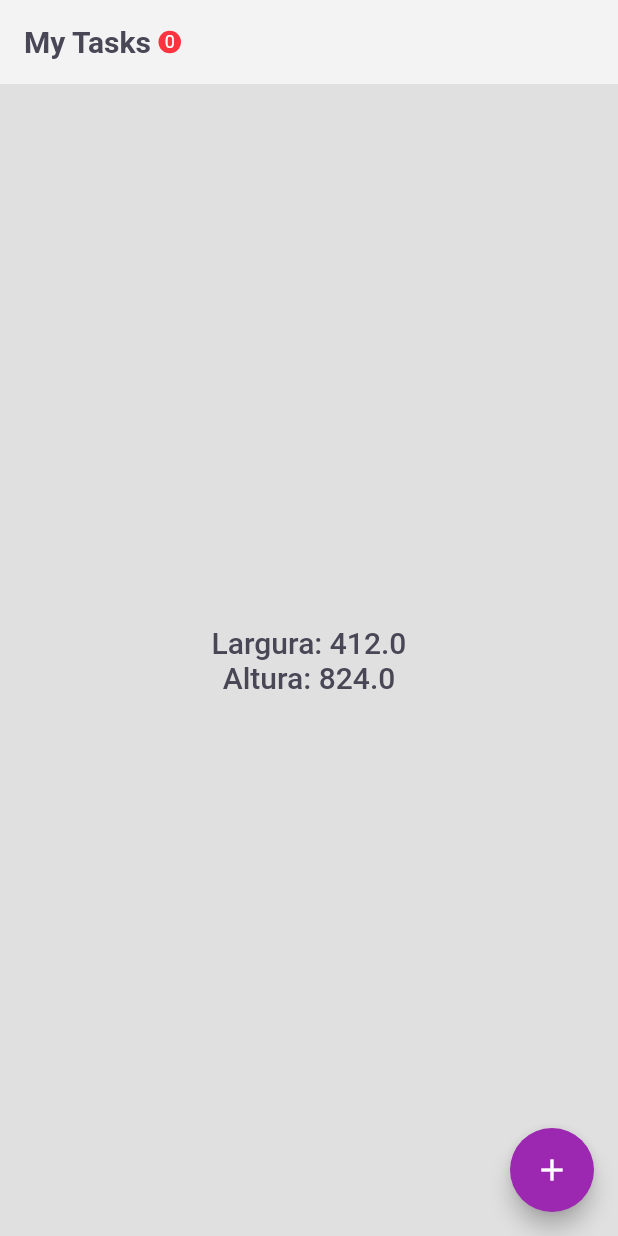
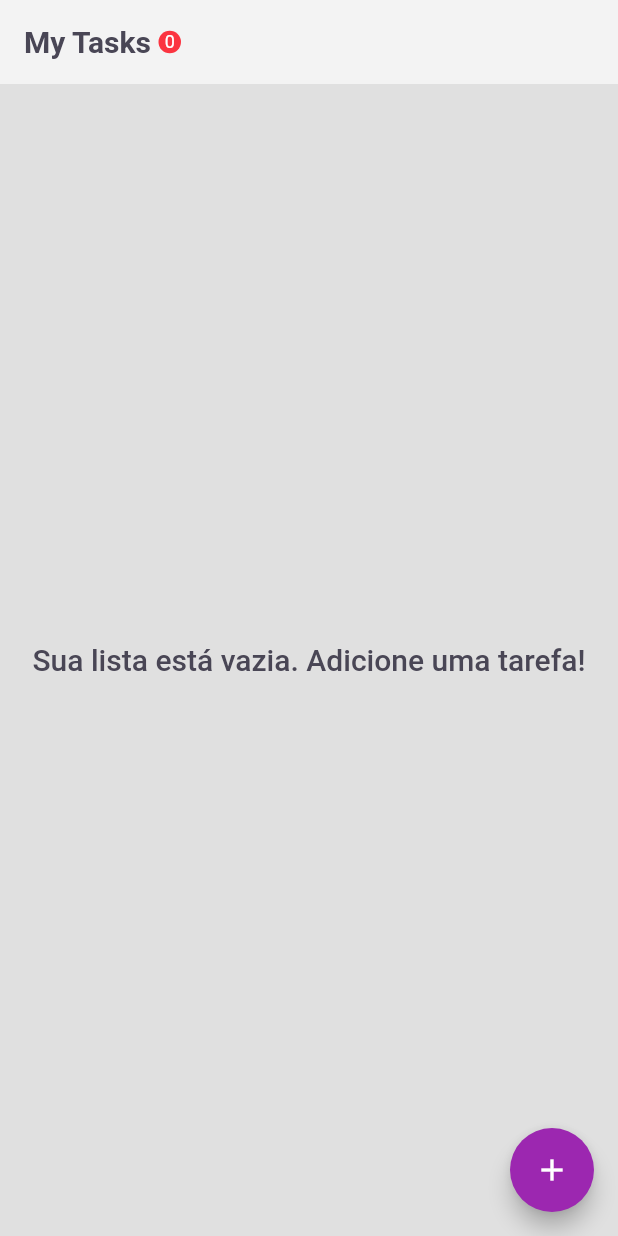
Before and after one commit to Alexsandro-97/ToDoApp, a Flutter app: the screen it shows after launch, on a phone screen of 412 x 824 dp. Run offline on Flutter 3.47's test engine with Material 2 defaults, Android fonts, the phone set to English and light mode, and no system bars; our stand-ins replace flutter_bloc.

Commit message:
content update

```diff
--- a/lib/app/view/widgets/content_widget.dart
+++ b/lib/app/view/widgets/content_widget.dart
@@ -14,12 +14,12 @@ class ContentWidget extends StatelessWidget {
         final cubit = context.read<TaskBloc>();
         return Visibility(
           visible: state.isNotEmpty,
-          replacement: Center(
+          replacement: const Center(
             child: Padding(
-              padding: const EdgeInsets.symmetric(horizontal: 8.0),
+              padding: EdgeInsets.symmetric(horizontal: 8.0),
               child: Text(
-                'Largura: ${MediaQuery.of(context).size.width}\nAltura: ${MediaQuery.of(context).size.height}',
-                style: const TextStyle(
+                'Sua lista está vazia. Adicione uma tarefa!',
+                style: TextStyle(
                   color: Color(0xFF494655),
                   fontWeight: FontWeight.w500,
                   fontSize: 20,
```
